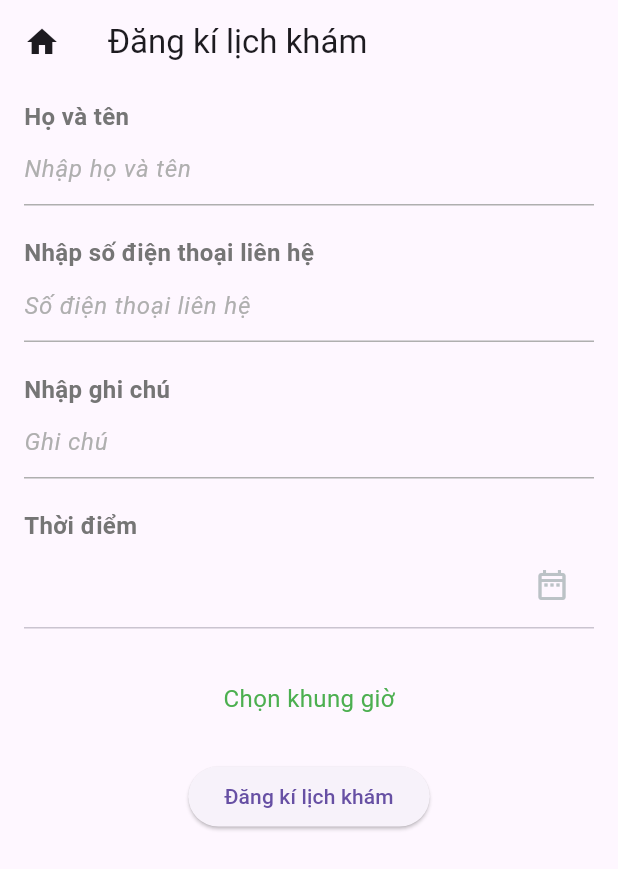
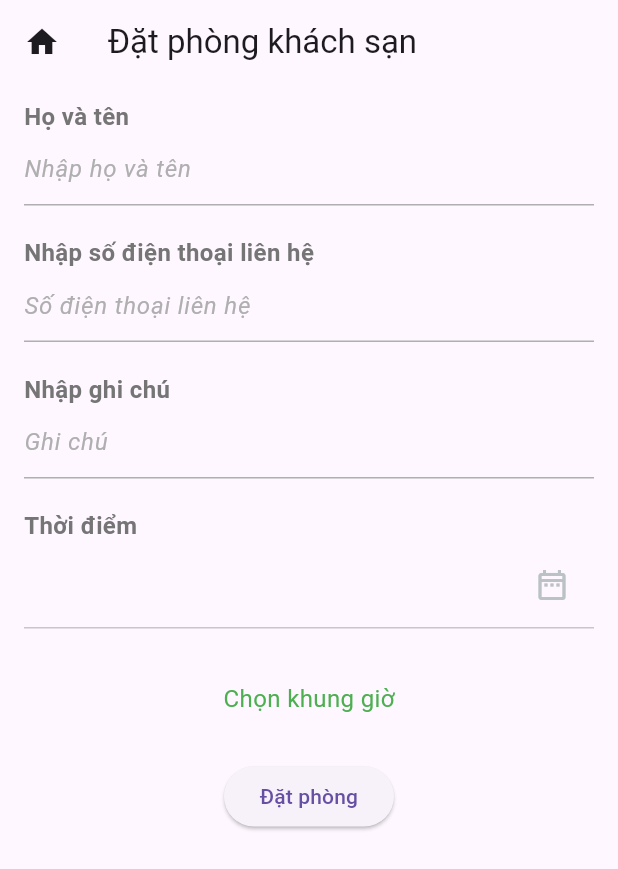
Before and after one commit to Butinn/Long-hotel-FE, a Flutter app: the CreateSchedule screen opened directly with empty values, on a phone screen of 412 x 824 dp. Shown: the top 869 px of the screen. Run offline on Flutter 3.47's test engine with Material 3 defaults, Android fonts, the phone set to English and light mode, and no system bars; accounts and stored records are empty.

Commit message:
update UI

```diff
--- a/lib/FixedBottomButton.dart
+++ b/lib/FixedBottomButton.dart
@@ -40,7 +40,7 @@ class FixedBottomButton extends StatelessWidget {
           child: ElevatedButton(
             style: ElevatedButton.styleFrom(
               fixedSize: Size.fromHeight(height),
-              primary: primaryColor,
+              //primary: primaryColor,
             ),
             onPressed: press,
             child: Row(
--- a/lib/createSchedule.dart
+++ b/lib/createSchedule.dart
@@ -50,7 +50,7 @@ class _CreateSchedulePageState extends State<CreateSchedule> {
   Widget build(BuildContext context) {
     return Scaffold(
       appBar: AppBar(
-        title: Text('Đăng kí lịch khám'),
+        title: Text('Đặt phòng khách sạn'),
         leading: IconButton(
           icon: Icon(Icons.home),
           onPressed: () {
@@ -152,10 +152,10 @@ class _CreateSchedulePageState extends State<CreateSchedule> {
                 Schedule schedule = Schedule(999, _fullname, _userId,
                     _phoneNumber, _note, _appointmentTime, "",1, 0);
                 print(_userId);
-                print('Đặt lịch với thông tin $schedule');
+                print('Đặt phòng với thông tin $schedule');
                 if (await doCreateSchedule()) {
                   final snackBar = SnackBar(
-                    content: Text('Đặt lịch thành công !'),
+                    content: Text('Đặt phòng thành công !'),
                   );
                   ScaffoldMessenger.of(context).showSnackBar(snackBar);
                   Navigator.push(
@@ -168,12 +168,12 @@ class _CreateSchedulePageState extends State<CreateSchedule> {
                   );
                 } else {
                   final snackBar = SnackBar(
-                    content: Text('Đặt lịch thất bại! Kiểm tra lại thông tin.'),
+                    content: Text('Đặt phòng thất bại! Kiểm tra lại thông tin.'),
                   );
                   ScaffoldMessenger.of(context).showSnackBar(snackBar);
                 }
               },
-              child: Text('Đăng kí lịch khám'),
+              child: Text('Đặt phòng'),
             ),
           ),
         ],
--- a/lib/home.dart
+++ b/lib/home.dart
@@ -122,7 +122,7 @@ class MyHomePage extends StatelessWidget {
                                   )),
                         );
                       },
-                      child: Text('Quản lý lịch khám'),
+                      child: Text('Quản lý phòng'),
                       style: ElevatedButton.styleFrom(
                         padding: EdgeInsets.fromLTRB(35, 30, 35,
                             30), // Increase padding to increase button size
@@ -166,7 +166,7 @@ class MyHomePage extends StatelessWidget {
                                   CreateSchedule(user: userLogin)),
                         );
                       },
-                      child: Text('Tạo lịch khám'),
+                      child: Text('Đặt Phòng'),
                       style: ElevatedButton.styleFrom(
                         padding: EdgeInsets.fromLTRB(55, 30, 55,
                             30), // Increase padding to increase button size
@@ -183,7 +183,7 @@ class MyHomePage extends StatelessWidget {
                                   MySchedulePage(userLogin: userLogin)),
                         );
                       },
-                      child: Text('Lịch khám của tôi'),
+                      child: Text('Kiểm tra phòng đặt'),
                       style: ElevatedButton.styleFrom(
                         padding: EdgeInsets.fromLTRB(43, 30, 43,
                             30), // Increase padding to increase button size
--- a/lib/list_schedule.dart
+++ b/lib/list_schedule.dart
@@ -72,7 +72,7 @@ class _ScheduleListPageState extends State<ScheduleListPage> {
   Widget build(BuildContext context) {
     return Scaffold(
       appBar: AppBar(
-        title: Text('Danh sách lịch khám'),
+        title: Text('Danh sách phòng'),
         leading: IconButton(
           icon: Icon(Icons.home),
           onPressed: () {
--- a/lib/main.dart
+++ b/lib/main.dart
@@ -31,12 +31,15 @@ class LoginPage extends StatefulWidget {
 }
 
 class _LoginPageState extends State<LoginPage> {
+  final String backgroundImage = 'HotelBG.jpg';
+
   late String _username;
   late String _password = "";
   late User _user;
   late User _userResponse = User.empty();
   late String _url = "10.145.12.230";
   bool HidePassword = true;
+
   @override
   Widget build(BuildContext context) {
     return Scaffold(
@@ -58,7 +61,7 @@ class _LoginPageState extends State<LoginPage> {
               Padding(
                 padding: const EdgeInsets.fromLTRB(0, 100, 0, 50),
                 child: Image.asset(
-                  'assets/logo.jpg', // Đường dẫn đến tập tin logo
+                  'assets/hotelicon.png', // Đường dẫn đến tập tin logo
                   width: 200,
                   height: 200,
                 ),
--- a/lib/my_schedule.dart
+++ b/lib/my_schedule.dart
@@ -87,7 +87,7 @@ class _MySchedulePagePageState extends State<MySchedulePage> {
   Widget build(BuildContext context) {
     return Scaffold(
       appBar: AppBar(
-        title: Text('Danh sách lượt khám của tôi'),
+        title: Text('Danh sách phòng đặt của tôi'),
         leading: IconButton(
           icon: Icon(Icons.home),
           onPressed: () {
--- a/pubspec.yaml
+++ b/pubspec.yaml
@@ -58,6 +58,8 @@ flutter:
   assets:
     - assets/logo.jpg
     - assets/background.PNG
+    - assets/hotelicon.png
+    - assets/HotelBG.jpg
     - assets/clinic.jpg
     - assets/pkhamDakhoa.jpg
     - assets/longhotel.jpg
```
Also changed, not shown: assets/HotelBG.jpg (added), assets/hotelicon.png (added), pubspec.lock.
